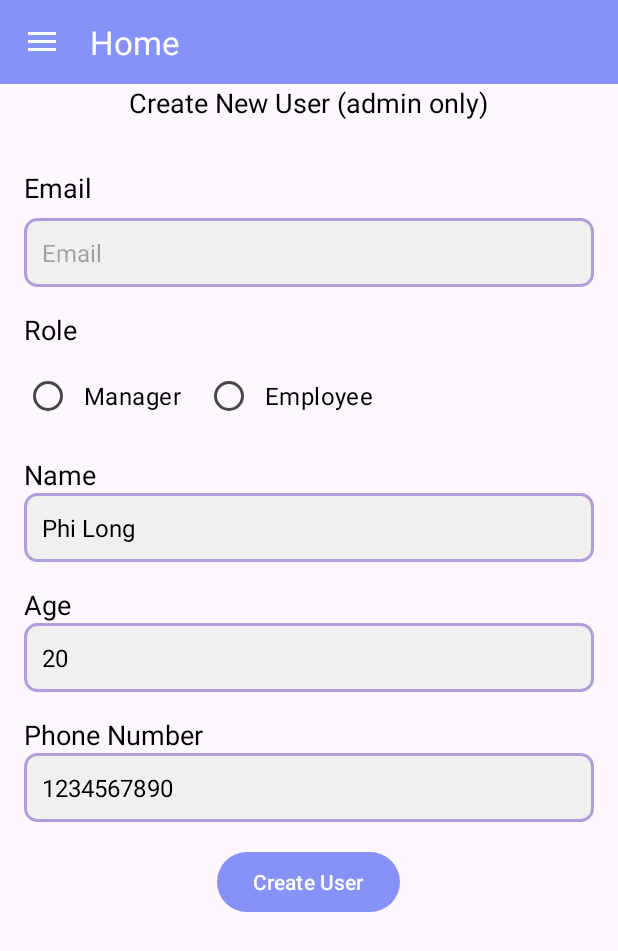
After one commit to kiaslong/StuManage, an Android app: the fragment AddUserFragment placed in its activity, on a phone screen of 412 x 824 dp. The commit adds this screen. Shown: the top 951 px of the screen. Run offline under Robolectric (Android 15) with nearby library versions, the phone set to English and light mode, and no system bars; our stand-ins replace Firebase (no records; nobody signed in at launch, a user with empty details on screens opened directly).

Commit message:
Add and Fetch User firestore

```diff
--- a/app/build.gradle.kts
+++ b/app/build.gradle.kts
@@ -38,6 +38,7 @@
     implementation("com.google.android.material:material:1.10.0")
     implementation("androidx.constraintlayout:constraintlayout:2.1.4")
     implementation("com.google.firebase:firebase-auth:22.2.0")
+    implementation("com.google.firebase:firebase-firestore:24.9.1")
     testImplementation("junit:junit:4.13.2")
     androidTestImplementation("androidx.test.ext:junit:1.1.5")
     androidTestImplementation("androidx.test.espresso:espresso-core:3.5.1")
--- /dev/null
+++ b/app/src/main/java/com/ppl/stumanage/UserManagement/AddUserFragment.java
@@ -0,0 +1,147 @@
+package com.ppl.stumanage.UserManagement;
+
+import android.os.Bundle;
+import android.text.TextUtils;
+import android.view.LayoutInflater;
+import android.view.View;
+import android.view.ViewGroup;
+import android.widget.Button;
+import android.widget.EditText;
+import android.widget.RadioButton;
+import android.widget.RadioGroup;
+import android.widget.Toast;
+
+import androidx.annotation.NonNull;
+import androidx.fragment.app.Fragment;
+
+import com.google.firebase.auth.FirebaseAuth;
+import com.google.firebase.auth.FirebaseUser;
+import com.google.firebase.firestore.DocumentReference;
+import com.google.firebase.firestore.FirebaseFirestore;
+import com.ppl.stumanage.R;
+
+import java.util.HashMap;
+import java.util.Map;
+
+public class AddUserFragment extends Fragment {
+
+    private EditText editTextEmail;
+
+    private EditText editTextName;
+    private EditText editTextAge;
+    private EditText editTextPhoneNumber;
+    private RadioGroup radioGroupRole;
+    private RadioButton radioButtonManager;
+    private RadioButton radioButtonEmployee;
+    private FirebaseAuth firebaseAuth;
+    private FirebaseFirestore firestore;
+
+
+    public AddUserFragment() {
+        // Required empty public constructor
+    }
+
+    @Override
+    public View onCreateView(LayoutInflater inflater, ViewGroup container,
+                             Bundle savedInstanceState) {
+        View view = inflater.inflate(R.layout.fragment_add_user, container, false);
+
+        // Initialize Firebase components
+        firebaseAuth = FirebaseAuth.getInstance();
+        firestore = FirebaseFirestore.getInstance();
+
+        // Initialize EditText fields
+        editTextEmail = view.findViewById(R.id.editTextEmail);
+        radioGroupRole = view.findViewById(R.id.radioGroupRole);
+        radioButtonManager = view.findViewById(R.id.radioButtonManager);
+        radioButtonEmployee = view.findViewById(R.id.radioButtonEmployee);
+        editTextName = view.findViewById(R.id.editTextName);
+        editTextAge = view.findViewById(R.id.editTextAge);
+        editTextPhoneNumber = view.findViewById(R.id.editTextPhoneNumber);
+
+        Button createUserButton = view.findViewById(R.id.btnCreateUser);
+
+        createUserButton.setOnClickListener(v -> createUserAccount());
+
+        return view;
+    }
+
+    private void createUserAccount() {
+        String email = editTextEmail.getText().toString().trim();
+        int selectedRoleId = radioGroupRole.getCheckedRadioButtonId();
+        String selectedRole;
+        if (selectedRoleId == radioButtonManager.getId()) {
+            selectedRole = "Manager";
+        } else if (selectedRoleId == radioButtonEmployee.getId()) {
+            selectedRole = "Employee";
+        } else {
+            selectedRole = "";
+        }
+        String name = editTextName.getText().toString().trim();
+        String ageStr = editTextAge.getText().toString().trim();
+        String phoneNumber = editTextPhoneNumber.getText().toString().trim();
+
+        if (TextUtils.isEmpty(selectedRole)) {
+            // Show an error message if no role is selected
+            Toast.makeText(requireContext(), "Please select a role", Toast.LENGTH_SHORT).show();
+            return;
+        }
+
+        // Perform error checking
+        if (TextUtils.isEmpty(email)  || TextUtils.isEmpty(name) ||
+                TextUtils.isEmpty(ageStr) || TextUtils.isEmpty(phoneNumber)) {
+            // Show an error message if any field is empty
+            Toast.makeText(requireContext(), "All fields are required", Toast.LENGTH_SHORT).show();
+            return;
+        }
+
+        int age;
+        try {
+            age = Integer.parseInt(ageStr);
+        } catch (NumberFormatException e) {
+            // Show an error message for invalid age
+            Toast.makeText(requireContext(), "Invalid age format", Toast.LENGTH_SHORT).show();
+            return;
+        }
+
+        // Proceed with creating the user account and storing data in Firestore
+        // Use Firebase Authentication createUserWithEmailAndPassword method
+        firebaseAuth.createUserWithEmailAndPassword(email, "123456")
+                .addOnCompleteListener(requireActivity(), task -> {
+                    if (task.isSuccessful()) {
+                        // User account created successfully
+                        FirebaseUser user = firebaseAuth.getCurrentUser();
+                        if (user != null) {
+                            // User authentication successful, now store additional user data in Firestore
+                            storeUserData(user.getUid(), email, selectedRole, name, age, phoneNumber);
+                        }
+                    } else {
+                        // Handle account creation failure
+                        Toast.makeText(requireContext(), "Failed to create user account", Toast.LENGTH_SHORT).show();
+                    }
+                });
+    }
+
+    private void storeUserData(String userId, String email, String role, String name, int age, String phoneNumber) {
+        DocumentReference userRef = firestore.collection("users").document(userId);
+
+        Map<String, Object> userData = new HashMap<>();
+        userData.put("email", email);
+        userData.put("role", role);
+        userData.put("name", name);
+        userData.put("age", age);
+        userData.put("phoneNumber", phoneNumber);
+        userData.put("status", "locked"); // Adding the "status" field with default value
+
+        userRef.set(userData)
+                .addOnSuccessListener(aVoid -> {
+                    // User data added successfully
+                    Toast.makeText(requireContext(), "User account created successfully", Toast.LENGTH_SHORT).show();
+                    // Clear the form or navigate to another fragment/activity
+                })
+                .addOnFailureListener(e -> {
+                    // Handle errors while adding user data to Firestore
+                    Toast.makeText(requireContext(), "Failed to store user data", Toast.LENGTH_SHORT).show();
+                });
+    }
+}
--- /dev/null
+++ b/app/src/main/res/layout/fragment_add_user.xml
@@ -0,0 +1,161 @@
+<?xml version="1.0" encoding="utf-8"?>
+<ScrollView
+    xmlns:android="http://schemas.android.com/apk/res/android"
+    xmlns:app="http://schemas.android.com/apk/res-auto"
+    xmlns:tools="http://schemas.android.com/tools"
+    android:layout_width="match_parent"
+    android:layout_height="match_parent"
+    android:fillViewport="true"
+    android:orientation="vertical"
+    tools:context=".UserManagement.AddUserFragment">
+
+    <LinearLayout
+        android:layout_width="match_parent"
+        android:layout_height="wrap_content"
+        android:orientation="vertical">
+
+        <TextView
+            android:layout_width="wrap_content"
+            android:layout_height="wrap_content"
+            android:layout_gravity="center_horizontal"
+            android:text="Create New User (admin only)"
+            android:textSize="18sp"
+            android:textColor="@color/black" />
+
+        <LinearLayout
+            android:layout_width="match_parent"
+            android:layout_height="wrap_content"
+            android:orientation="vertical"
+            android:padding="16dp">
+
+            <!-- Email -->
+            <TextView
+                android:layout_width="match_parent"
+                android:layout_height="wrap_content"
+                android:text="Email"
+                android:textSize="18sp"
+                android:textColor="@color/black"
+                android:layout_marginTop="16dp" />
+
+            <EditText
+                android:id="@+id/editTextEmail"
+                android:layout_width="match_parent"
+                android:layout_height="wrap_content"
+                android:hint="Email"
+                android:inputType="text"
+                android:layout_marginTop="8dp"
+                android:background="@drawable/edit_text_background"
+                android:padding="12dp"
+                android:textSize="16sp"
+                android:textColor="@color/black" />
+
+            <!-- Role -->
+            <TextView
+                android:layout_width="match_parent"
+                android:layout_height="wrap_content"
+                android:text="Role"
+                android:textSize="18sp"
+                android:textColor="@color/black"
+                android:layout_marginTop="16dp" />
+
+            <RadioGroup
+                android:id="@+id/radioGroupRole"
+                android:layout_width="match_parent"
+                android:layout_height="wrap_content"
+                android:orientation="horizontal"
+                android:layout_marginTop="8dp">
+
+                <RadioButton
+                    android:id="@+id/radioButtonManager"
+                    android:layout_width="wrap_content"
+                    android:layout_height="wrap_content"
+                    android:text="Manager"
+                    android:paddingStart="8dp"
+                    android:layout_marginEnd="16dp"
+                    android:textSize="16sp"
+                    android:textColor="@color/black"/>
+
+                <RadioButton
+                    android:id="@+id/radioButtonEmployee"
+                    android:layout_width="wrap_content"
+                    android:layout_height="wrap_content"
+                    android:text="Employee"
+                    android:paddingStart="8dp"
+                    android:textSize="16sp"
+                    android:textColor="@color/black"/>
+            </RadioGroup>
+
+            <!-- User Name -->
+            <TextView
+                android:layout_width="match_parent"
+                android:layout_height="wrap_content"
+                android:text="Name"
+                android:textSize="18sp"
+                android:textColor="@color/black"
+                android:layout_marginTop="16dp" />
+
+            <EditText
+                android:id="@+id/editTextName"
+                android:layout_width="match_parent"
+                android:layout_height="wrap_content"
+                android:hint="Name"
+                android:inputType="text"
+                android:background="@drawable/edit_text_background"
+                android:padding="12dp"
+                android:textSize="16sp"
+                android:textColor="@color/black"
+                android:text="Phi Long" />
+
+            <!-- User Age -->
+            <TextView
+                android:layout_width="match_parent"
+                android:layout_height="wrap_content"
+                android:text="Age"
+                android:textSize="18sp"
+                android:textColor="@color/black"
+                android:layout_marginTop="16dp" />
+
+            <EditText
+                android:id="@+id/editTextAge"
+                android:layout_width="match_parent"
+                android:layout_height="wrap_content"
+                android:hint="Age"
+                android:inputType="number"
+                android:background="@drawable/edit_text_background"
+                android:padding="12dp"
+                android:textSize="16sp"
+                android:textColor="@color/black"
+                android:text="20" />
+
+            <!-- User Phone Number -->
+            <TextView
+                android:layout_width="match_parent"
+                android:layout_height="wrap_content"
+                android:text="Phone Number"
+                android:textSize="18sp"
+                android:textColor="@color/black"
+                android:layout_marginTop="16dp" />
+
+            <EditText
+                android:id="@+id/editTextPhoneNumber"
+                android:layout_width="match_parent"
+                android:layout_height="wrap_content"
+                android:hint="Phone Number"
+                android:inputType="phone"
+                android:background="@drawable/edit_text_background"
+                android:padding="12dp"
+                android:textSize="16sp"
+                android:textColor="@color/black"
+                android:text="1234567890" />
+
+            <!-- Save Changes Button -->
+            <Button
+                android:id="@+id/btnCreateUser"
+                android:layout_width="wrap_content"
+                android:layout_height="wrap_content"
+                android:text="Create User"
+                android:layout_gravity="center_horizontal"
+                android:layout_marginTop="16dp"/>
+        </LinearLayout>
+    </LinearLayout>
+</ScrollView>
```
Also changed, not shown: app/src/main/java/com/ppl/stumanage/UserManagement/ManageUserFragment.java (+19 -12 lines), app/src/main/java/com/ppl/stumanage/UserManagement/SystemUser.java (+66 -34 lines), app/src/main/java/com/ppl/stumanage/UserManagement/SystemUserAdapter.java (+11 -6 lines), app/src/main/java/com/ppl/stumanage/UserManagement/SystemUserGenerator.java (deleted, +0 -57 lines), app/src/main/java/com/ppl/stumanage/UserManagement/ViewUsersFragment.java (+36 -3 lines), app/src/main/res/layout/item_system_user.xml (+37 -9 lines).
